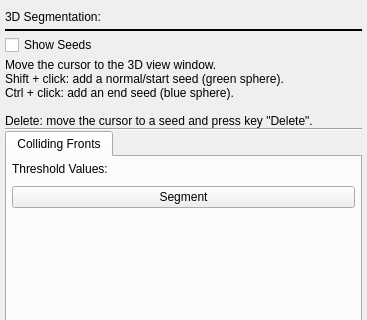
This is Code/Source/Plugins/org.sv.gui.qt.segmentation/src/internal/svSeg3DEdit.ui in SimVascular/SimVascular as Qt 5 draws it before an edit; both pictures show x 0 to 367 and y 0 to 320 of the 367 by 557 pixel window. The edited form follows.
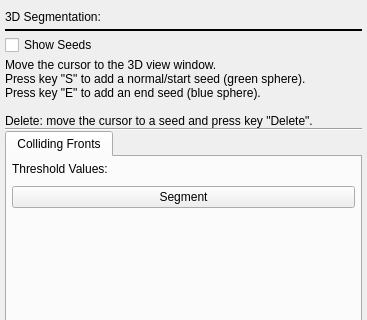
This is the edited form. Custom widgets are drawn as their Qt base class.

Commit message: DEV: Use key S and E to add start and end seeds; add more tooltips

Diff of the .ui file:
```diff
--- a/Code/Source/Plugins/org.sv.gui.qt.segmentation/src/internal/svSeg3DEdit.ui
+++ b/Code/Source/Plugins/org.sv.gui.qt.segmentation/src/internal/svSeg3DEdit.ui
@@ -123,8 +123,8 @@
      </property>
      <property name="text">
       <string>Move the cursor to the 3D view window.
-Shift + click: add a normal/start seed (green sphere).
-Ctrl + click: add an end seed (blue sphere).
+Press key &quot;S&quot; to add a normal/start seed (green sphere).
+Press key &quot;E&quot; to add an end seed (blue sphere).
 
 Delete: move the cursor to a seed and press key &quot;Delete&quot;.</string>
      </property>
```
The commit also changes 6 other files.
